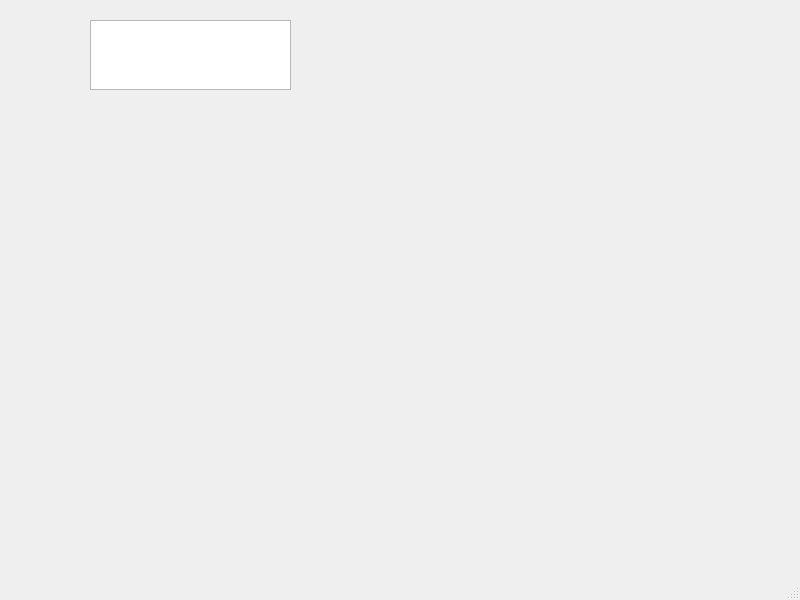
This is TOA_SPELL_CHECKER/mainwindow.ui in MuhammadHuzaifak2025/TOA-Fourth-Semester as Qt 5 draws it before an edit. The edited form follows.
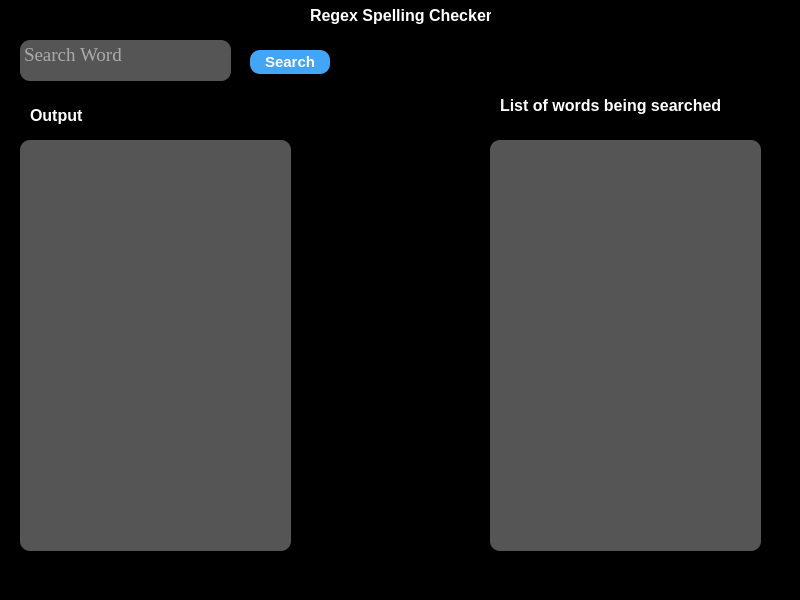
This is the edited form.

```diff
--- a/TOA_SPELL_CHECKER/mainwindow.ui
+++ b/TOA_SPELL_CHECKER/mainwindow.ui
@@ -13,17 +13,186 @@
   <property name="windowTitle">
    <string>MainWindow</string>
   </property>
+  <property name="styleSheet">
+   <string notr="true">background-color: black;</string>
+  </property>
   <widget class="QWidget" name="centralwidget">
    <widget class="QTextEdit" name="textEdit">
     <property name="geometry">
      <rect>
-      <x>90</x>
-      <y>20</y>
-      <width>201</width>
-      <height>70</height>
+      <x>20</x>
+      <y>40</y>
+      <width>211</width>
+      <height>41</height>
      </rect>
     </property>
+    <property name="font">
+     <font>
+      <family>Times New Roman</family>
+      <pointsize>14</pointsize>
+     </font>
+    </property>
+    <property name="styleSheet">
+     <string notr="true">background-color:  #555555;
+color: white;
+border-radius: 10px;</string>
+    </property>
+    <property name="html">
+     <string>&lt;!DOCTYPE HTML PUBLIC &quot;-//W3C//DTD HTML 4.0//EN&quot; &quot;http://www.w3.org/TR/REC-html40/strict.dtd&quot;&gt;
+&lt;html&gt;&lt;head&gt;&lt;meta name=&quot;qrichtext&quot; content=&quot;1&quot; /&gt;&lt;meta charset=&quot;utf-8&quot; /&gt;&lt;style type=&quot;text/css&quot;&gt;
+p, li { white-space: pre-wrap; }
+hr { height: 1px; border-width: 0; }
+li.unchecked::marker { content: &quot;\2610&quot;; }
+li.checked::marker { content: &quot;\2612&quot;; }
+&lt;/style&gt;&lt;/head&gt;&lt;body style=&quot; font-family:'Times New Roman'; font-size:14pt; font-weight:400; font-style:normal;&quot;&gt;
+&lt;p style=&quot;-qt-paragraph-type:empty; margin-top:0px; margin-bottom:0px; margin-left:0px; margin-right:0px; -qt-block-indent:0; text-indent:0px; font-family:'Segoe UI';&quot;&gt;&lt;br /&gt;&lt;/p&gt;&lt;/body&gt;&lt;/html&gt;</string>
+    </property>
+    <property name="placeholderText">
+     <string>Search Word</string>
+    </property>
    </widget>
+   <widget class="QPushButton" name="pushButton">
+    <property name="enabled">
+     <bool>true</bool>
+    </property>
+    <property name="geometry">
+     <rect>
+      <x>250</x>
+      <y>50</y>
+      <width>80</width>
+      <height>24</height>
+     </rect>
+    </property>
+    <property name="font">
+     <font>
+      <pointsize>11</pointsize>
+      <bold>true</bold>
+     </font>
+    </property>
+    <property name="styleSheet">
+     <string notr="true">border-radius: 10px;
+color:white;
+background-color: #42a5f5;</string>
+    </property>
+    <property name="text">
+     <string>Search</string>
+    </property>
+   </widget>
+   <widget class="QListWidget" name="listWidget">
+    <property name="geometry">
+     <rect>
+      <x>20</x>
+      <y>140</y>
+      <width>271</width>
+      <height>411</height>
+     </rect>
+    </property>
+    <property name="font">
+     <font>
+      <family>Times New Roman</family>
+      <pointsize>14</pointsize>
+     </font>
+    </property>
+    <property name="styleSheet">
+     <string notr="true">background-color:  #555555;
+color: white;
+border-radius: 10px;</string>
+    </property>
+   </widget>
+   <widget class="QLabel" name="label">
+    <property name="geometry">
+     <rect>
+      <x>310</x>
+      <y>0</y>
+      <width>181</width>
+      <height>31</height>
+     </rect>
+    </property>
+    <property name="font">
+     <font>
+      <pointsize>12</pointsize>
+      <bold>true</bold>
+     </font>
+    </property>
+    <property name="styleSheet">
+     <string notr="true">color:white;</string>
+    </property>
+    <property name="text">
+     <string>Regex Spelling Checker </string>
+    </property>
+   </widget>
+   <widget class="QListWidget" name="listWidget_2">
+    <property name="geometry">
+     <rect>
+      <x>490</x>
+      <y>140</y>
+      <width>271</width>
+      <height>411</height>
+     </rect>
+    </property>
+    <property name="font">
+     <font>
+      <family>Times New Roman</family>
+      <pointsize>14</pointsize>
+     </font>
+    </property>
+    <property name="styleSheet">
+     <string notr="true">background-color:  #555555;
+color: white;
+border-radius: 10px;</string>
+    </property>
+   </widget>
+   <widget class="QLabel" name="label_2">
+    <property name="geometry">
+     <rect>
+      <x>500</x>
+      <y>90</y>
+      <width>251</width>
+      <height>31</height>
+     </rect>
+    </property>
+    <property name="font">
+     <font>
+      <pointsize>12</pointsize>
+      <bold>true</bold>
+     </font>
+    </property>
+    <property name="styleSheet">
+     <string notr="true">color:white;</string>
+    </property>
+    <property name="text">
+     <string>List of words being searched</string>
+    </property>
+   </widget>
+   <widget class="QLabel" name="label_3">
+    <property name="geometry">
+     <rect>
+      <x>30</x>
+      <y>100</y>
+      <width>61</width>
+      <height>31</height>
+     </rect>
+    </property>
+    <property name="font">
+     <font>
+      <pointsize>12</pointsize>
+      <bold>true</bold>
+     </font>
+    </property>
+    <property name="styleSheet">
+     <string notr="true">color:white;</string>
+    </property>
+    <property name="text">
+     <string>Output</string>
+    </property>
+   </widget>
+   <zorder>textEdit</zorder>
+   <zorder>listWidget</zorder>
+   <zorder>label</zorder>
+   <zorder>listWidget_2</zorder>
+   <zorder>label_2</zorder>
+   <zorder>label_3</zorder>
+   <zorder>pushButton</zorder>
   </widget>
   <widget class="QMenuBar" name="menubar">
    <property name="geometry">
```
